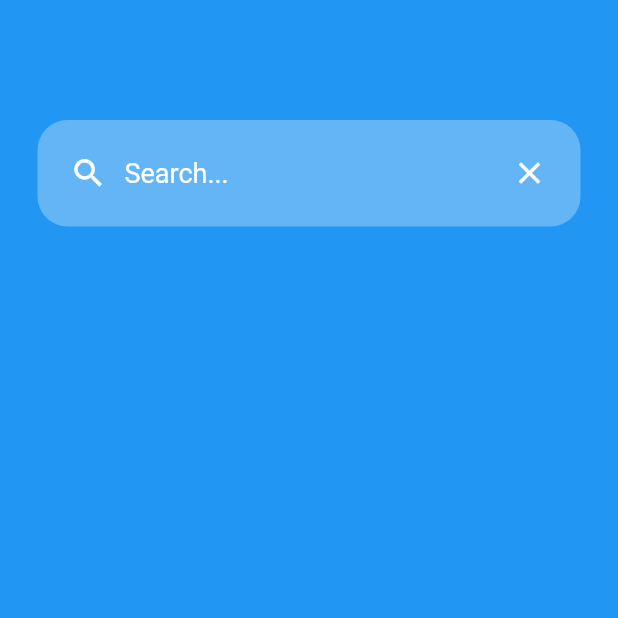
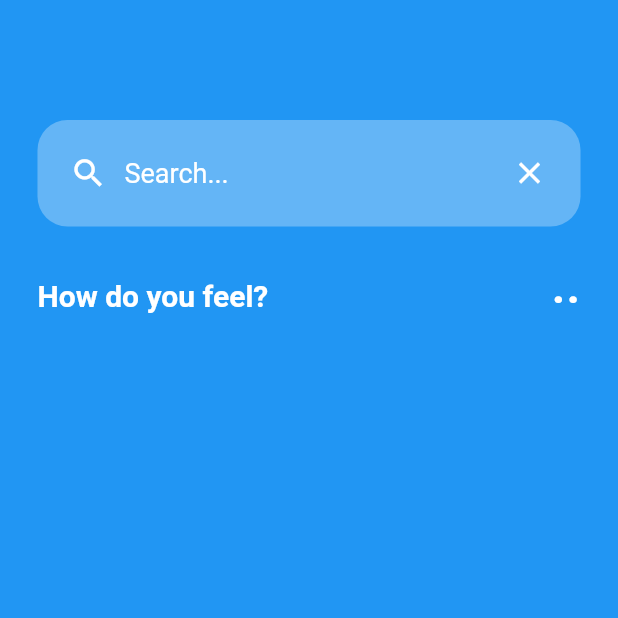
Before and after one commit to LunarioTK/SearchApp, a Flutter app: the screen it shows after launch, on a phone screen of 412 x 824 dp, the top half of it. Run offline on Flutter 3.47's test engine with Material 2 defaults, Android fonts, the phone set to English and light mode, and no system bars.

Commit message:
Testar o stack

```diff
--- a/lib/main.dart
+++ b/lib/main.dart
@@ -10,7 +10,7 @@ class MyApp extends StatelessWidget {
 
   @override
   Widget build(BuildContext context) {
-    return MaterialApp(
+    return const MaterialApp(
       debugShowCheckedModeBanner: false,
       home: HomePage(),
     );
--- /dev/null
+++ b/lib/pages/emojis.dart
@@ -0,0 +1,36 @@
+import 'package:flutter/material.dart';
+//import 'package:searchbar/utils/emojiface.dart';
+
+class Emojis extends StatelessWidget {
+  const Emojis({super.key});
+
+  @override
+  Widget build(BuildContext context) {
+    return Padding(
+      padding: const EdgeInsets.all(25.0),
+      child: Row(
+        crossAxisAlignment: CrossAxisAlignment.end,
+        mainAxisAlignment: MainAxisAlignment.spaceBetween,
+        children: const [
+          Text(
+            'How do you feel?',
+            style: TextStyle(
+              color: Colors.white,
+              fontSize: 20,
+              fontWeight: FontWeight.bold,
+            ),
+          ),
+          Text(
+            '..',
+            style: TextStyle(
+              color: Colors.white,
+              fontSize: 30,
+              letterSpacing: 1,
+              fontWeight: FontWeight.bold,
+            ),
+          ),
+        ],
+      ),
+    );
+  }
+}
--- a/lib/pages/home_page.dart
+++ b/lib/pages/home_page.dart
@@ -1,9 +1,10 @@
 import 'package:flutter/material.dart';
+import 'package:searchbar/pages/emojis.dart';
 import 'package:searchbar/utils/search_bar.dart';
 
 class HomePage extends StatefulWidget {
   //final controller;
-  HomePage({super.key});
+  const HomePage({super.key});
 
   @override
   State<HomePage> createState() => _HomePageState();
@@ -12,9 +13,21 @@ class HomePage extends StatefulWidget {
 class _HomePageState extends State<HomePage> {
   @override
   Widget build(BuildContext context) {
-    return const Scaffold(
+    return Scaffold(
       backgroundColor: Colors.blue,
-      body: SearchBar(),
+      body: Stack(
+        clipBehavior: Clip.none,
+        children: const [
+          Align(
+            heightFactor: 4.5,
+            child: Emojis(),
+          ),
+          Align(
+            alignment: Alignment.topCenter,
+            child: SearchBar(),
+          ),
+        ],
+      ),
     );
   }
 }
--- /dev/null
+++ b/lib/utils/emojiface.dart
@@ -0,0 +1,24 @@
+import 'package:flutter/material.dart';
+
+class EmojiFace extends StatelessWidget {
+  final String emoji;
+  const EmojiFace({super.key, required this.emoji});
+
+  @override
+  Widget build(BuildContext context) {
+    return Container(
+      //alignment: Alignment.center,
+      decoration: BoxDecoration(
+        color: Colors.blue[300],
+        borderRadius: BorderRadius.circular(18),
+      ),
+      padding: const EdgeInsets.fromLTRB(15, 18, 15, 18),
+      child: Text(
+        emoji,
+        style: const TextStyle(
+          fontSize: 35,
+        ),
+      ),
+    );
+  }
+}
--- a/lib/utils/search_bar.dart
+++ b/lib/utils/search_bar.dart
@@ -104,8 +104,7 @@ class _SearchBarState extends State<SearchBar> {
                         ),
                       )
                     : Container(
-                        constraints: const BoxConstraints.tightFor(
-                          width: 500,
+                        constraints: const BoxConstraints.tightForFinite(
                           height: 200,
                         ),
                         margin: const EdgeInsets.fromLTRB(25, 5, 25, 50),
```
